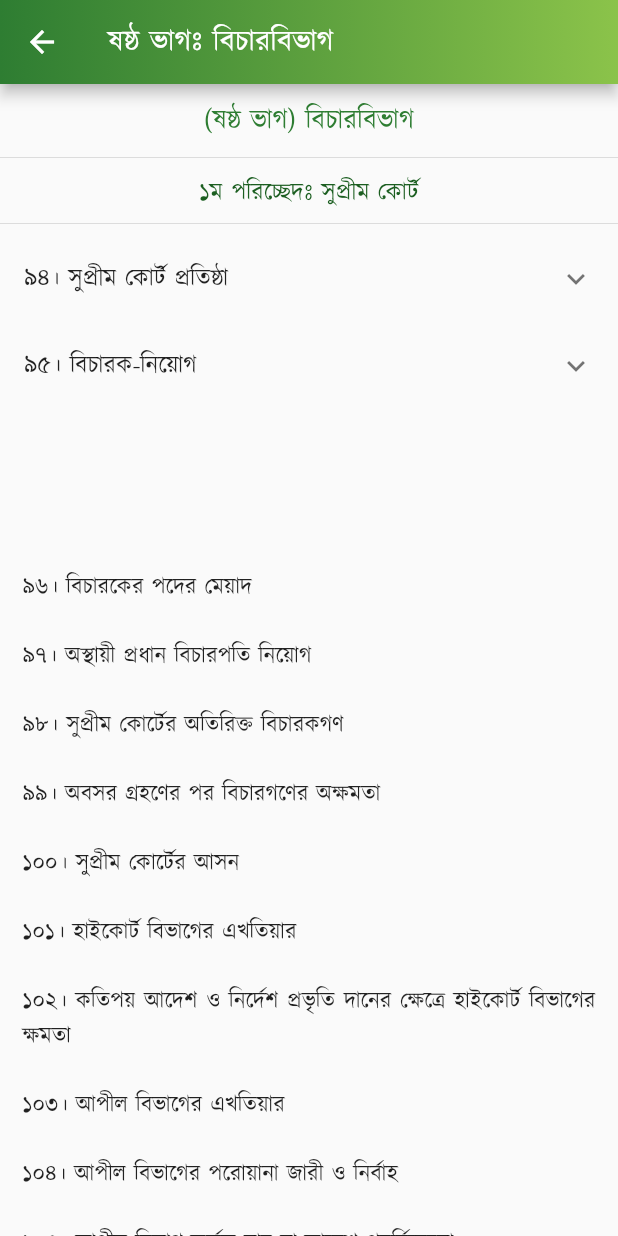
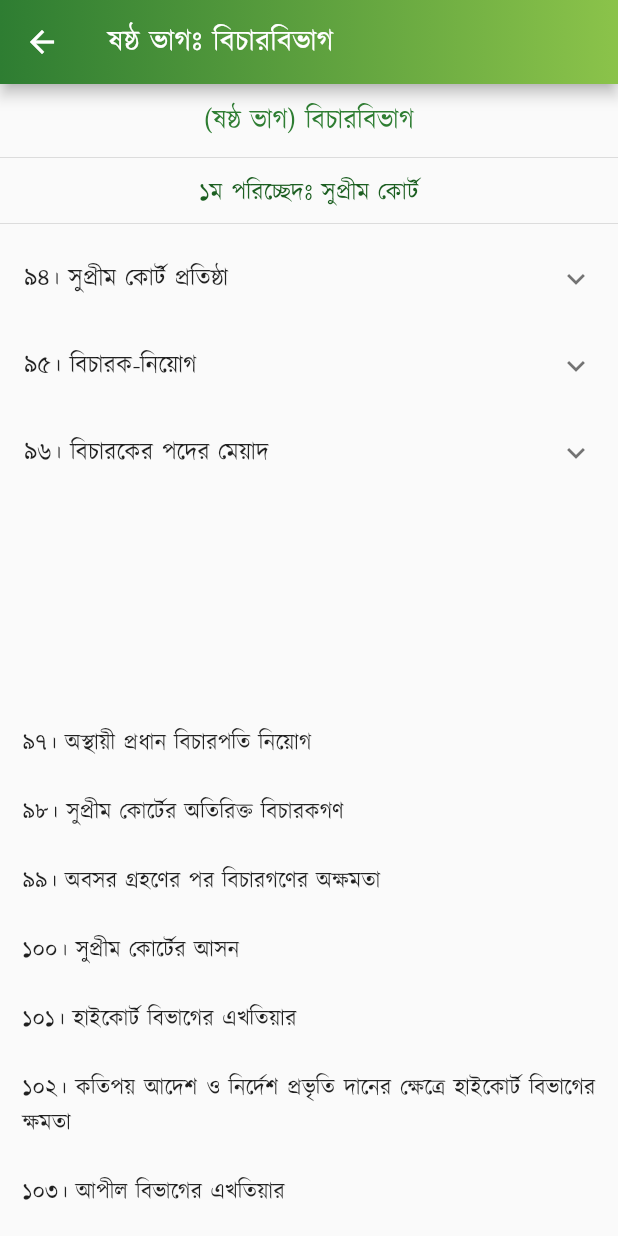
Before and after one commit to Azimul-Haque/flutter-onesignal, a Flutter app: the PartSix screen opened directly, on a phone screen of 412 x 824 dp. Run offline on Flutter 3.47's test engine with Material 2 defaults, Android fonts, the phone set to English and light mode, and no system bars; our stand-ins replace fluttertoast, package_info_plus, percent_indicator, shared_preferences, sqflite; missing offline and left inert: blinking_text, flutter_share, onesignal_flutter, slide_popup_dialog; accounts and stored records are empty; network calls fail.

Commit message:
Commit Fri 04/29/2022 13:46:01.22 19062

```diff
--- a/lib/pages/constitution/part6.dart
+++ b/lib/pages/constitution/part6.dart
@@ -87,11 +87,31 @@ class PartSix extends StatelessWidget {
               )),
             ],
           ),
+          ExpansionTile(
+            title: Text('৯৬। বিচারকের পদের মেয়াদ'),
+            children: <Widget>[
+              ListTile(
+                  title: Text(
+                '৯৫। (১) প্রধান বিচারপতি রাষ্ট্রপতি কর্তৃক নিযুক্ত হইবেন এবং প্রধান বিচারপতির সহিত পরামর্শ করিয়া রাষ্ট্রপতি অন্যান্য বিচারককে নিয়োগদান করিবেন।',
+                textAlign: TextAlign.justify,
+              )),
+              ListTile(
+                  title: Text(
+                '(২) কোন ব্যক্তি বাংলাদেশের নাগরিক না হইলে, এবং (ক) সুপ্রীম কোর্টে অন্যূন দশ বৎসরকাল এ্যাডভোকেট না থাকিয়া থাকিলে; অথবা (খ) বাংলাদেশের রাষ্ট্রীয় সীমানার মধ্যে অন্যূন দশ বৎসর কোন বিচার বিভাগীয় পদে অধিষ্ঠান না করিয়া থাকিলে; অথবা (গ) সুপ্রীমকোর্টের বিচারক পদে নিয়োগলাভের জন্য আইনের দ্বারা নির্ধারিত যোগ্যতা না থাকিয়া থাকিলে ; তিনি বিচারকপদে নিয়োগ লাভের যোগ্য হইবেন না।',
+                textAlign: TextAlign.justify,
+              )),
+              ListTile(
+                  title: Text(
+                '(৩) এই অনুচ্ছেদে ‘‘সুপ্রীম কোর্ট’’ বলিতে এই সংবিধান প্রবর্তনের পূর্বে যে কোন সময়ে বাংলাদেশের রাষ্ট্রীয় সীমানার মধ্যে যে আদালত হাইকোর্ট হিসাবে এখতিয়ার প্রয়োগ করিয়াছে, সেই আদালত অন্তর্ভুক্ত হইবে।',
+                textAlign: TextAlign.justify,
+              )),
+            ],
+          ),
           Padding(
             padding: EdgeInsets.all(15),
             child: Column(children: <Widget>[
               Text(
-                " \n\n \n\n৯৬। বিচারকের পদের মেয়াদ \n\n৯৭। অস্থায়ী প্রধান বিচারপতি নিয়োগ \n\n৯৮। সুপ্রীম কোর্টের অতিরিক্ত বিচারকগণ \n\n৯৯। অবসর গ্রহণের পর বিচারগণের অক্ষমতা \n\n১০০। সুপ্রীম কোর্টের আসন \n\n১০১। হাইকোর্ট বিভাগের এখতিয়ার \n\n১০২। কতিপয় আদেশ ও নির্দেশ প্রভৃতি দানের ক্ষেত্রে হাইকোর্ট বিভাগের ক্ষমতা \n\n১০৩। আপীল বিভাগের এখতিয়ার \n\n১০৪। আপীল বিভাগের পরোয়ানা জারী ও নির্বাহ \n\n১০৫। আপীল বিভাগ কর্তৃক রায় বা আদেশ পুনর্বিবেচনা \n\n১০৬। সুপ্রীম কোর্টের উপদেষ্টামূলক এখতিয়ার \n\n১০৭। সুপ্রীম কোর্টের বিধি-প্রণয়ন-ক্ষমতা \n\n১০৮। 'কোর্ট অব রেকর্ড' রূপে সুপ্রীম কোর্ট \n\n১০৯। আদালতসমূহের উপর তত্ত্বাবধান ও নিয়ন্ত্রণ \n\n১১০। অধস্তন আদালত হইতে হাইকোর্ট বিভাগে মামলা স্থানান্তর \n\n১১১। সুপ্রীম কোর্টের রায়ের বাধ্যতামূলক কার্যকরতা \n\n১১২। সুপ্রীম কোর্টের সহায়তা \n\n১১৩। সুপ্রীম কোর্টের কর্মচারীগণ \n\n\n২য় পরিচ্ছেদঃ অধস্তন আদালত \n\n১১৪। অধস্তন আদালত-সমূহ প্রতিষ্ঠা \n\n১১৫। অধস্তন আদালতে নিয়োগ \n\n১১৬। অধস্তন আদালতসমূহের নিয়ন্ত্রণ ও শৃঙ্খলা \n\n১১৬ক। বিচারবিভাগীয় কর্মচারীগণ বিচারকার্য পালনের ক্ষেত্রে স্বাধীন \n\n\n৩য় পরিচ্ছেদঃ প্রশাসনিক ট্রাইব্যুনাল \n\n১১৭। প্রশাসনিক ট্রাইব্যুনালসমূহ \n\n\nষষ্ঠ ক ভাগ-জাতীয়দল [সংবিধান (পঞ্চদশ সংশোধন) আইন, ২০১১ (২০১১ সনের ১৪ নং আইন)-এর ৪১ ধারাবলে বিলুপ্ত।]",
+                " \n\n \n\n \n\n৯৭। অস্থায়ী প্রধান বিচারপতি নিয়োগ \n\n৯৮। সুপ্রীম কোর্টের অতিরিক্ত বিচারকগণ \n\n৯৯। অবসর গ্রহণের পর বিচারগণের অক্ষমতা \n\n১০০। সুপ্রীম কোর্টের আসন \n\n১০১। হাইকোর্ট বিভাগের এখতিয়ার \n\n১০২। কতিপয় আদেশ ও নির্দেশ প্রভৃতি দানের ক্ষেত্রে হাইকোর্ট বিভাগের ক্ষমতা \n\n১০৩। আপীল বিভাগের এখতিয়ার \n\n১০৪। আপীল বিভাগের পরোয়ানা জারী ও নির্বাহ \n\n১০৫। আপীল বিভাগ কর্তৃক রায় বা আদেশ পুনর্বিবেচনা \n\n১০৬। সুপ্রীম কোর্টের উপদেষ্টামূলক এখতিয়ার \n\n১০৭। সুপ্রীম কোর্টের বিধি-প্রণয়ন-ক্ষমতা \n\n১০৮। 'কোর্ট অব রেকর্ড' রূপে সুপ্রীম কোর্ট \n\n১০৯। আদালতসমূহের উপর তত্ত্বাবধান ও নিয়ন্ত্রণ \n\n১১০। অধস্তন আদালত হইতে হাইকোর্ট বিভাগে মামলা স্থানান্তর \n\n১১১। সুপ্রীম কোর্টের রায়ের বাধ্যতামূলক কার্যকরতা \n\n১১২। সুপ্রীম কোর্টের সহায়তা \n\n১১৩। সুপ্রীম কোর্টের কর্মচারীগণ \n\n\n২য় পরিচ্ছেদঃ অধস্তন আদালত \n\n১১৪। অধস্তন আদালত-সমূহ প্রতিষ্ঠা \n\n১১৫। অধস্তন আদালতে নিয়োগ \n\n১১৬। অধস্তন আদালতসমূহের নিয়ন্ত্রণ ও শৃঙ্খলা \n\n১১৬ক। বিচারবিভাগীয় কর্মচারীগণ বিচারকার্য পালনের ক্ষেত্রে স্বাধীন \n\n\n৩য় পরিচ্ছেদঃ প্রশাসনিক ট্রাইব্যুনাল \n\n১১৭। প্রশাসনিক ট্রাইব্যুনালসমূহ \n\n\nষষ্ঠ ক ভাগ-জাতীয়দল [সংবিধান (পঞ্চদশ সংশোধন) আইন, ২০১১ (২০১১ সনের ১৪ নং আইন)-এর ৪১ ধারাবলে বিলুপ্ত।]",
                 style:
                     TextStyle(color: Colors.black87, fontSize: 15, height: 1.5),
                 textAlign: TextAlign.justify,
```
